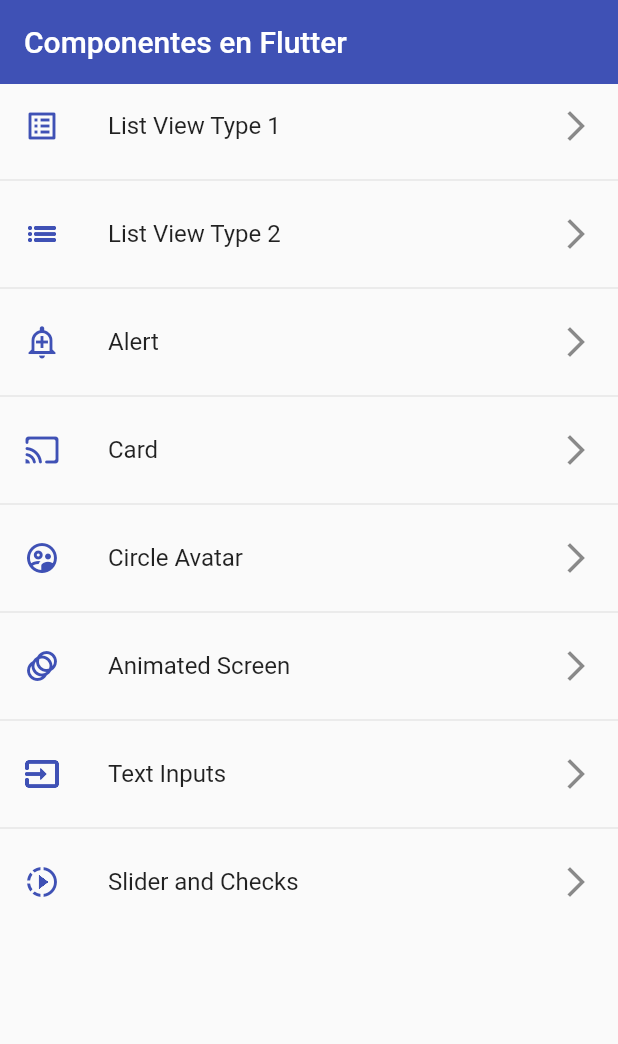
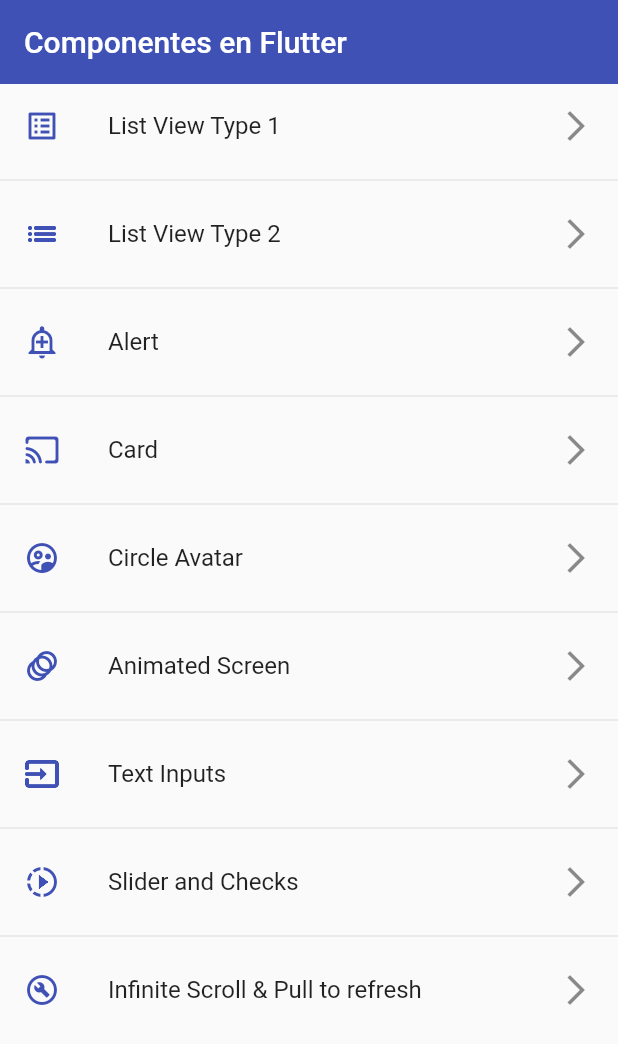
Before and after one commit to dicapisar/flutter-components, a Flutter app: the screen it shows after launch, on a phone screen of 412 x 824 dp. Shown: the top 1044 px of the screen. Run offline on Flutter 3.47's test engine with Material 2 defaults, Android fonts, the phone set to English and light mode, and no system bars.

Commit message:
Creación de ListView Builder con llamada a API externa

```diff
--- a/lib/router/app_routes.dart
+++ b/lib/router/app_routes.dart
@@ -53,6 +53,11 @@ class AppRoutes {
         name: 'Slider and Checks',
         screen: const SliderScreen(),
         icon: Icons.slow_motion_video_outlined),
+    MenuOption(
+        route: 'listviewbuilder',
+        name: 'Infinite Scroll & Pull to refresh',
+        screen: const ListViewBuilderScreen(),
+        icon: Icons.build_circle_outlined),
   ];
 
   static Map<String, Widget Function(BuildContext)> getAppRutes() {
--- a/lib/screens/screens.dart
+++ b/lib/screens/screens.dart
@@ -7,3 +7,4 @@ export 'package:flutter_components/screens/input_screen.dart';
 export 'package:flutter_components/screens/listview1_screen.dart';
 export 'package:flutter_components/screens/listview2_screen.dart';
 export 'package:flutter_components/screens/slider_screen.dart';
+export 'package:flutter_components/screens/listview_builder.dart';
```
Also changed, not shown: lib/screens/listview_builder.dart (added, +30 -0 lines).
